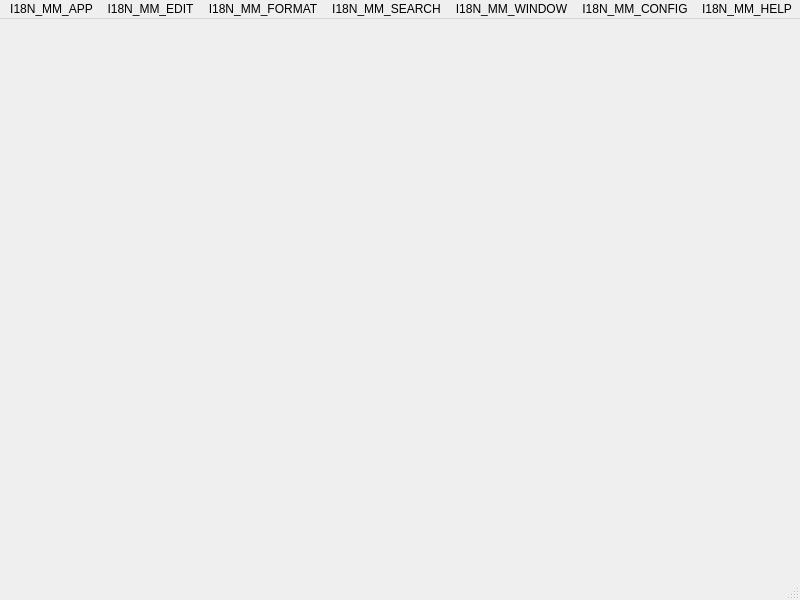
First picture: the form in sources/MainWindow.ui, repository wgottwalt/wordproc, before the edit.
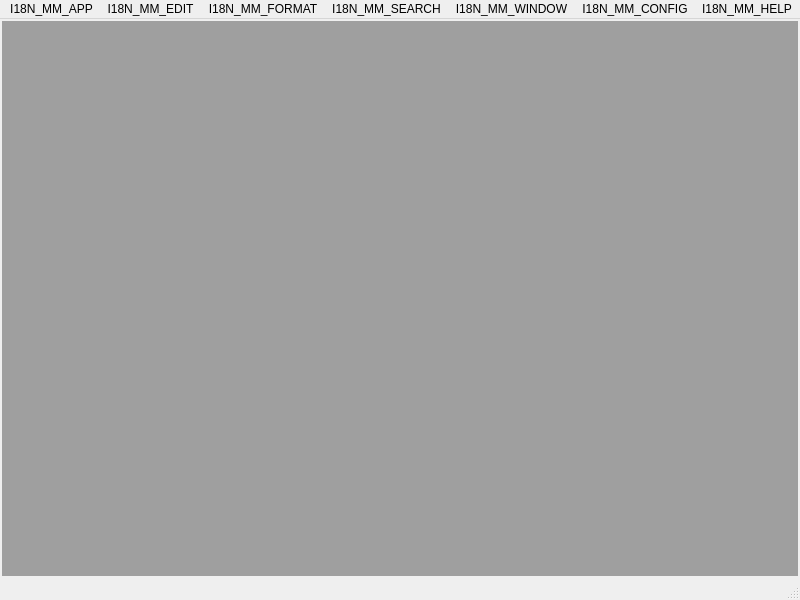
Second picture: the form after the edit.

Commit message: added missing MDI area to MainWindow ui

The edit to the form file:
```diff
--- a/sources/MainWindow.ui
+++ b/sources/MainWindow.ui
@@ -13,7 +13,28 @@
   <property name="windowTitle">
    <string>I18N_MAINWINDOW</string>
   </property>
-  <widget class="QWidget" name="wid_center"/>
+  <widget class="QWidget" name="wid_center">
+   <layout class="QGridLayout" name="lay_mainwindow">
+    <property name="leftMargin">
+     <number>2</number>
+    </property>
+    <property name="topMargin">
+     <number>2</number>
+    </property>
+    <property name="rightMargin">
+     <number>2</number>
+    </property>
+    <property name="bottomMargin">
+     <number>2</number>
+    </property>
+    <property name="spacing">
+     <number>2</number>
+    </property>
+    <item row="0" column="0">
+     <widget class="QMdiArea" name="wid_mdi"/>
+    </item>
+   </layout>
+  </widget>
   <widget class="QMenuBar" name="wid_menubar">
    <property name="geometry">
     <rect>
```
